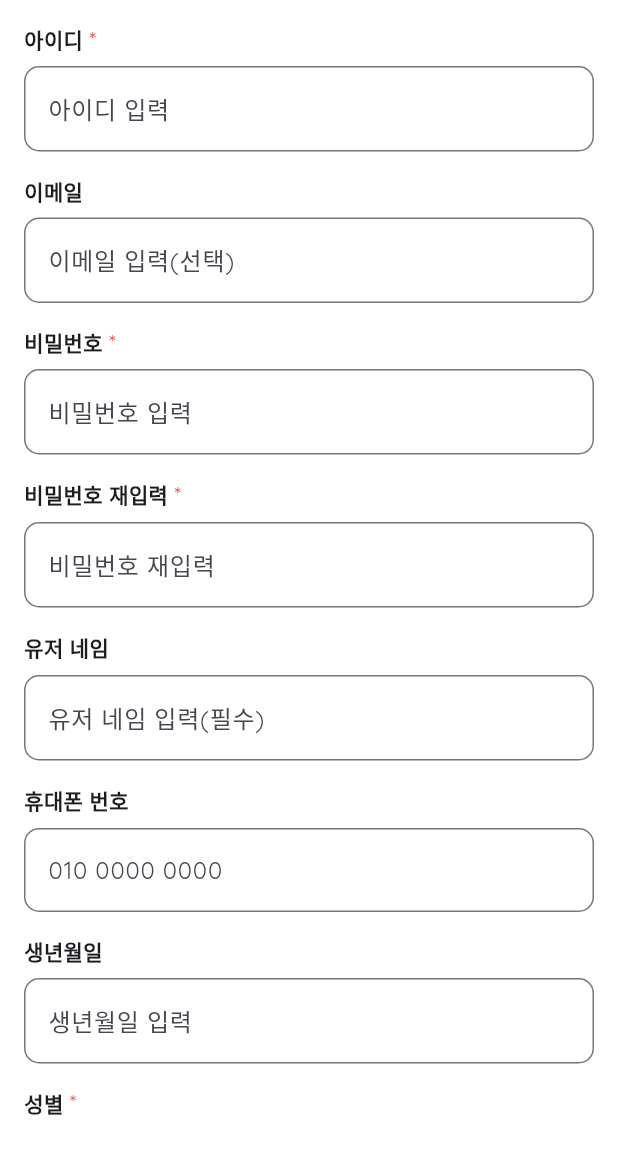
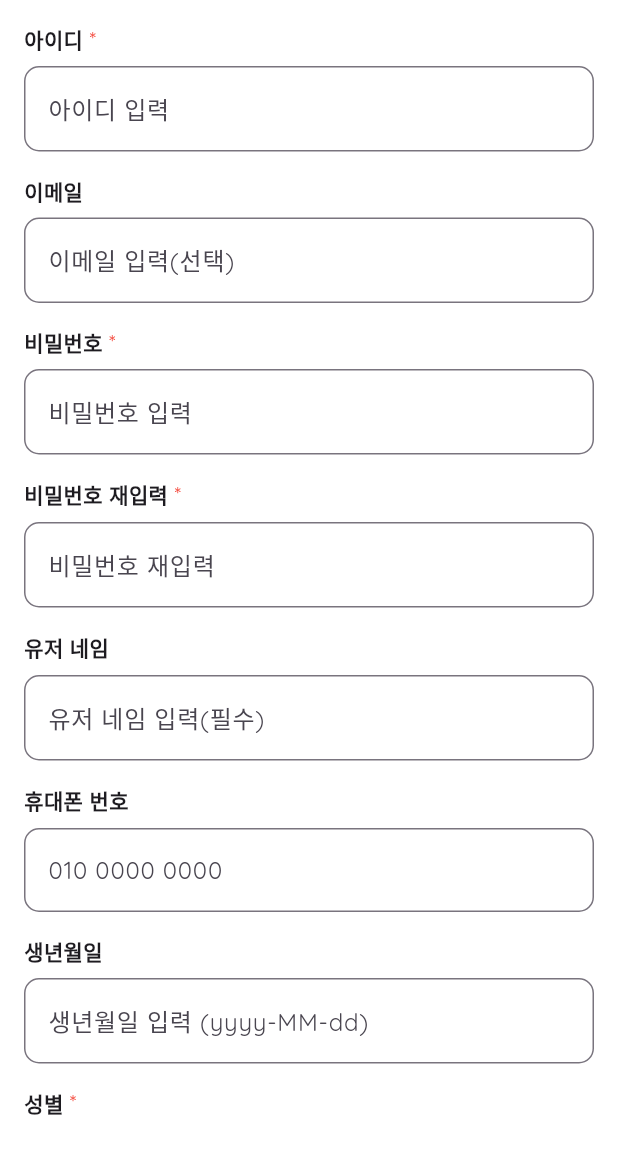
Before and after one commit to 2024BootCamp/Dmc-front-color, a Flutter app: the screen it shows after launch, after a tap on "회원가입", on a phone screen of 412 x 824 dp, the part 84-1236 px from its top. Run offline on Flutter 3.47's test engine with Material 3 defaults, Android fonts, the phone set to English and light mode, and no system bars; our stand-ins replace image_picker, shared_preferences, syncfusion_flutter_charts; network calls fail.

Commit message:
회원 가입 connect

```diff
--- a/lib/Screens/home_page.dart
+++ b/lib/Screens/home_page.dart
@@ -1,7 +1,7 @@
 import 'package:flutter/material.dart';
 import 'package:intl/intl.dart';
 import '../Screens/calendar_page.dart';
-import 'profile_page.dart';
+import '../Screens/profile_page.dart';
 
 //음식 추천 페이지
 class HomePage extends StatefulWidget {
--- a/lib/Screens/main.dart
+++ b/lib/Screens/main.dart
@@ -1,40 +1,48 @@
 import 'package:flutter/material.dart';
 import 'package:intl/date_symbol_data_local.dart';
+import 'package:shared_preferences/shared_preferences.dart';
+import 'AuthService.dart'; // AuthService를 import합니다.
 import '../Screens/login_page.dart';
+import '../Screens/home_page.dart';
 
 // 메인 함수, 애플리케이션 진입점
 void main() async {
-  // 한국 로케일 날짜 형식 초기화
+  WidgetsFlutterBinding.ensureInitialized(); // 비동기 초기화
   await initializeDateFormatting('ko_KR', null);
-  // MyApp 위젯 실행
-  runApp(const MyApp());
+
+  final authService = AuthService('http://192.168.56.1:8081'); // 서버의 base URL
+  final token = await authService.getToken();
+  final isAuthenticated = token != null;
+
+  runApp(MyApp(isAuthenticated: isAuthenticated));
 }
 
 // 애플리케이션의 루트 위젯
 class MyApp extends StatelessWidget {
-  const MyApp({super.key});
+  final bool isAuthenticated; // 인증 상태
+
+  const MyApp({super.key, required this.isAuthenticated});
 
   @override
   Widget build(BuildContext context) {
     return MaterialApp(
-      title: 'Your App Title', // 앱 제목 설정 (선택 사항)
+      title: 'Your App Title',
       theme: ThemeData(
         primarySwatch: Colors.blue,
-        // BottomNavigationBar의 테마 설정
         bottomNavigationBarTheme: BottomNavigationBarThemeData(
-          backgroundColor: Color.fromARGB(255, 173, 216, 230), // 네비게이션 바 배경색
-          selectedItemColor: Colors.white, // 선택된 아이템 색상
-          unselectedItemColor: Colors.white70, // 선택되지 않은 아이템 색상
+          backgroundColor: Color.fromARGB(255, 173, 216, 230),
+          selectedItemColor: Colors.white,
+          unselectedItemColor: Colors.white70,
           selectedLabelStyle: TextStyle(
             color: Colors.white,
             fontWeight: FontWeight.bold,
-          ), // 선택된 라벨 스타일
+          ),
           unselectedLabelStyle: TextStyle(
             color: Colors.white70,
-          ), // 선택되지 않은 라벨 스타일
+          ),
         ),
       ),
-      home: LoginPage(), // 시작 페이지를 LoginPage로 설정
+      home: isAuthenticated ? HomePage() : LoginPage(), // 로그인 상태에 따라 페이지 결정
     );
   }
 }
--- a/lib/Screens/signup_page1.dart
+++ b/lib/Screens/signup_page1.dart
@@ -1,4 +1,5 @@
 import 'package:flutter/material.dart';
+import 'package:intl/intl.dart'; // Import the intl package for date formatting
 import 'signup_page2.dart';
 
 class SignupPage1 extends StatefulWidget {
@@ -9,7 +10,6 @@ class SignupPage1 extends StatefulWidget {
 }
 
 class _SignupPage1State extends State<SignupPage1> {
-  // 입력 필드 컨트롤러
   final TextEditingController _idController = TextEditingController();
   final TextEditingController _emailController = TextEditingController();
   final TextEditingController _passwordController = TextEditingController();
@@ -18,23 +18,20 @@ class _SignupPage1State extends State<SignupPage1> {
   final TextEditingController _nameController = TextEditingController();
   final TextEditingController _phoneController = TextEditingController();
   final TextEditingController _birthdateController = TextEditingController();
-  final TextEditingController _locationController =
-      TextEditingController(); // 지역 필드 컨트롤러
+  final TextEditingController _locationController = TextEditingController();
 
   bool _passwordsMatch = false;
+  String? _selectedGender;
 
   @override
   void initState() {
     super.initState();
-
-    // 비밀번호와 비밀번호 재입력 필드에 리스너 추가
     _passwordController.addListener(_checkPasswordsMatch);
     _passwordConfirmController.addListener(_checkPasswordsMatch);
   }
 
   @override
   void dispose() {
-    // 컨트롤러를 dispose하여 메모리 누수 방지
     _passwordController.dispose();
     _passwordConfirmController.dispose();
     super.dispose();
@@ -47,53 +44,65 @@ class _SignupPage1State extends State<SignupPage1> {
     });
   }
 
-  // 성별 선택 변수
-  String? _selectedGender;
-
   @override
   Widget build(BuildContext context) {
     return Scaffold(
       appBar: AppBar(
         leading: IconButton(
-          icon: const Icon(Icons.arrow_back,
-              color: Colors.white), // 뒤로가기 아이콘 색상 흰색으로 설정
+          icon: const Icon(Icons.arrow_back, color: Colors.white),
           onPressed: () {
             Navigator.pop(context);
           },
         ),
-        title: const Text(
-          '회원가입',
-          style: TextStyle(color: Colors.white), // AppBar 제목 글자 색상 흰색으로 설정
-        ),
-        backgroundColor:
-            const Color.fromARGB(255, 173, 216, 230), // AppBar 배경색 설정
+        title: const Text('회원가입', style: TextStyle(color: Colors.white)),
+        backgroundColor: const Color.fromARGB(255, 173, 216, 230),
         actions: [
-          // 현재 페이지에서 다음 페이지로 이동 버튼
           IconButton(
-            icon: const Icon(Icons.arrow_forward,
-                color: Colors.white), // 아이콘 색상 흰색으로 설정
+            icon: const Icon(Icons.arrow_forward, color: Colors.white),
             onPressed: () {
+              DateTime? parsedDate;
+              try {
+                parsedDate = DateFormat('yyyy-MM-dd')
+                    .parseStrict(_birthdateController.text);
+              } catch (e) {
+                ScaffoldMessenger.of(context).showSnackBar(
+                  const SnackBar(
+                      content: Text(
+                          'Invalid date format. Please enter in yyyy-MM-dd format.')),
+                );
+                return;
+              }
+
+              if (parsedDate != null) {
                 Navigator.push(
                   context,
-                MaterialPageRoute(builder: (context) => const SignupPage2()),
+                  MaterialPageRoute(
+                    builder: (context) => SignupPage2(
+                      userId: _idController.text,
+                      userName: _nameController.text,
+                      password: _passwordController.text,
+                      gender: _selectedGender == '여' ? 'F' : 'M',
+                      birthday: _birthdateController.text,
+                      phone: _phoneController.text,
+                      email: _emailController.text,
+                      address: _locationController.text,
+                    ),
+                  ),
                 );
+              }
             },
           ),
         ],
       ),
       body: Container(
-        color: Colors.white, // 전체 화면 배경색을 흰색으로 설정
+        color: Colors.white,
         padding: const EdgeInsets.all(16.0),
         child: ListView(
           children: [
-            // 아이디 입력 필드
             buildTextField("아이디", "아이디 입력", _idController, true),
-            // 이메일 입력 필드 (선택)
             buildTextField("이메일", "이메일 입력(선택)", _emailController, false),
-            // 비밀번호 입력 필드
             buildTextField("비밀번호", "비밀번호 입력", _passwordController, true,
                 obscureText: true),
-            // 비밀번호 재입력 필드
             buildTextField(
                 "비밀번호 재입력", "비밀번호 재입력", _passwordConfirmController, true,
                 obscureText: true),
@@ -108,33 +117,52 @@ class _SignupPage1State extends State<SignupPage1> {
                   ),
                 ],
               ),
-            //닉네임 입력 필드 (추가)
             buildTextField("유저 네임", "유저 네임 입력(필수)", _nameController, false),
-            // 휴대폰 번호 입력 필드
             buildTextField("휴대폰 번호", "010 0000 0000", _phoneController, false),
-            // 생년월일 입력 필드
-            buildTextField("생년월일", "생년월일 입력", _birthdateController, false),
-            // 성별 입력 필드
+            buildTextField(
+                "생년월일", "생년월일 입력 (yyyy-MM-dd)", _birthdateController, false),
             buildGenderField(),
-            // 사는 지역 입력 필드
             buildTextField("사는 지역", "지역 입력", _locationController, false),
             const SizedBox(height: 24),
-            // 다음 버튼
             ElevatedButton(
               onPressed: () {
-                // 다음 페이지로 이동
+                DateTime? parsedDate;
+                try {
+                  parsedDate = DateFormat('yyyy-MM-dd')
+                      .parseStrict(_birthdateController.text);
+                } catch (e) {
+                  ScaffoldMessenger.of(context).showSnackBar(
+                    const SnackBar(
+                        content: Text(
+                            'Invalid date format. Please enter in yyyy-MM-dd format.')),
+                  );
+                  return;
+                }
+
+                if (parsedDate != null) {
                   Navigator.push(
                     context,
-                  MaterialPageRoute(builder: (context) => const SignupPage2()),
+                    MaterialPageRoute(
+                      builder: (context) => SignupPage2(
+                        userId: _idController.text,
+                        userName: _nameController.text,
+                        password: _passwordController.text,
+                        gender: _selectedGender == '여' ? 'F' : 'M',
+                        birthday: _birthdateController.text,
+                        phone: _phoneController.text,
+                        email: _emailController.text,
+                        address: _locationController.text,
+                      ),
+                    ),
                   );
+                }
               },
               style: ElevatedButton.styleFrom(
-                backgroundColor:
-                    const Color.fromARGB(255, 173, 216, 230), //버튼 배경 색
-                foregroundColor: Colors.white, // 버튼 텍스트 색상을 흰색으로 설정
-                padding: const EdgeInsets.symmetric(vertical: 16.0), // 버튼 패딩 조정
+                backgroundColor: const Color.fromARGB(255, 173, 216, 230),
+                foregroundColor: Colors.white,
+                padding: const EdgeInsets.symmetric(vertical: 16.0),
                 shape: RoundedRectangleBorder(
-                  borderRadius: BorderRadius.circular(10.0), // 버튼 모서리 둥글게
+                  borderRadius: BorderRadius.circular(10.0),
                 ),
               ),
               child: const Text('다음'),
@@ -145,7 +173,6 @@ class _SignupPage1State extends State<SignupPage1> {
     );
   }
 
-  // 성별 입력 필드
   Widget buildGenderField() {
     return Column(
       crossAxisAlignment: CrossAxisAlignment.start,
@@ -206,7 +233,6 @@ class _SignupPage1State extends State<SignupPage1> {
     );
   }
 
-  // 텍스트 필드 빌드 함수
   Widget buildTextField(String label, String placeholder,
       TextEditingController controller, bool isRequired,
       {bool obscureText = false}) {
--- a/pubspec.yaml
+++ b/pubspec.yaml
@@ -30,7 +30,8 @@ environment:
 dependencies:
   flutter:
     sdk: flutter
-  intl: ^0.17.0
+  shared_preferences: ^2.0.12
+  intl: ^0.18.0
   http: ^0.13.4
   image_picker: ^0.8.4+4
   table_calendar: ^3.0.0
```
Also changed, not shown: lib/Model/LoginModel.dart (+22 -22 lines), lib/Screens/AuthService.dart (+56 -31 lines), lib/Screens/signup_page2.dart (+92 -34 lines), pubspec.lock, 2 other files. Lines whose indentation alone changed are shown as unchanged.
